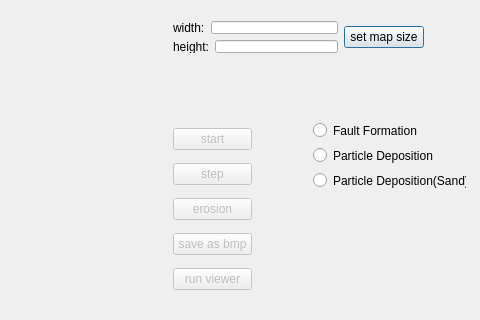
First picture: the form in makerdialog.ui, repository vkensou/RandomTerrainMaker, before the edit; both pictures show x 558 to 1038 and y 0 to 320 of the 1038 by 649 pixel window.
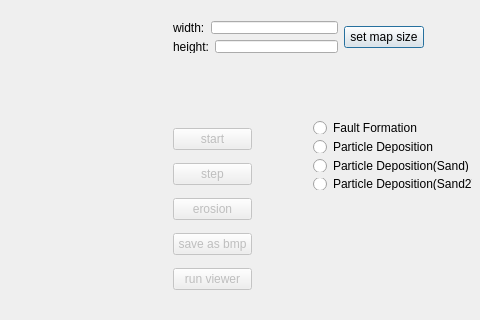
Second picture: the form after the edit.

Commit message: 1. add new algorithm that generates sand dunes. 2. add extend() to extend coordinate in terrain.

Patch:
```diff
--- a/makerdialog.ui
+++ b/makerdialog.ui
@@ -18,7 +18,7 @@
     <rect>
      <x>860</x>
      <y>110</y>
-     <width>175</width>
+     <width>181</width>
      <height>91</height>
     </rect>
    </property>
@@ -44,9 +44,19 @@
       </property>
      </widget>
     </item>
+    <item>
+     <widget class="QRadioButton" name="rdb_particle_sand2">
+      <property name="enabled">
+       <bool>true</bool>
+      </property>
+      <property name="text">
+       <string>Particle Deposition(Sand2)</string>
+      </property>
+     </widget>
+    </item>
    </layout>
   </widget>
-  <widget class="QWidget" name="">
+  <widget class="QWidget" name="layoutWidget">
    <property name="geometry">
     <rect>
      <x>720</x>
@@ -97,7 +107,7 @@
     </item>
    </layout>
   </widget>
-  <widget class="QWidget" name="">
+  <widget class="QWidget" name="layoutWidget">
    <property name="geometry">
     <rect>
      <x>720</x>
```
Left out of the diff: 3 changed lines with no effect on the pictures. The commit also changes 13 other files.
